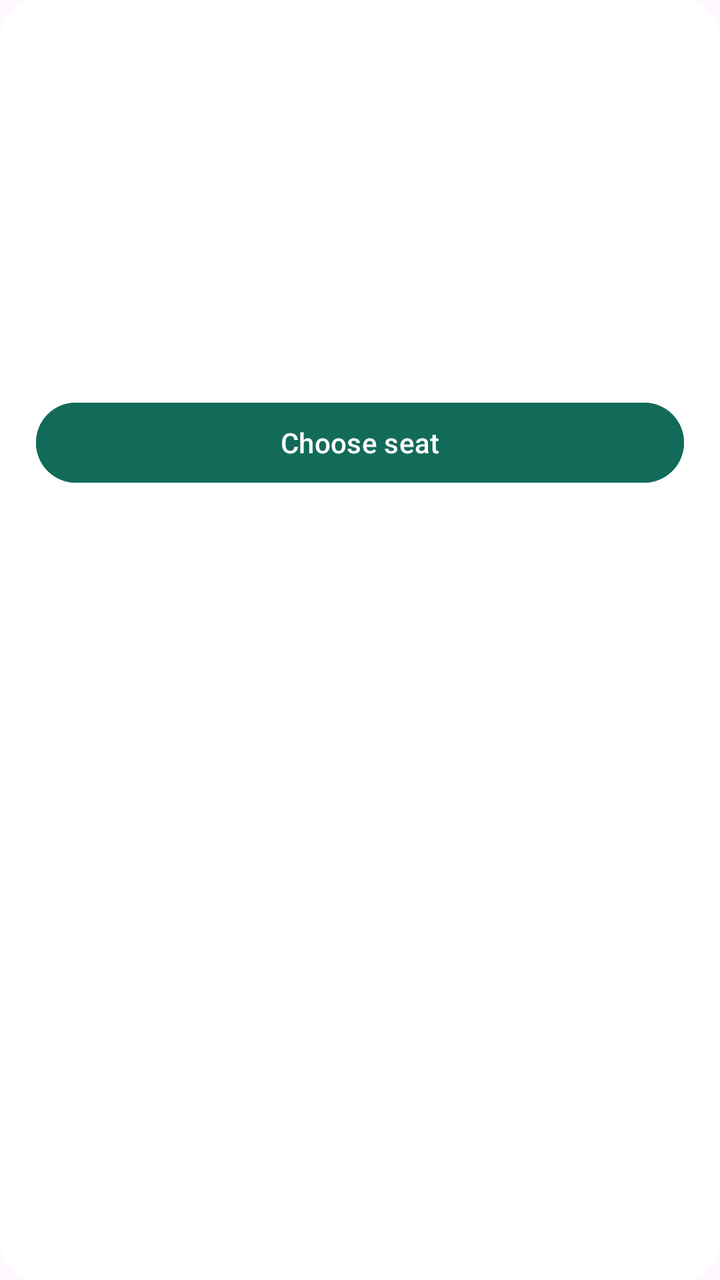
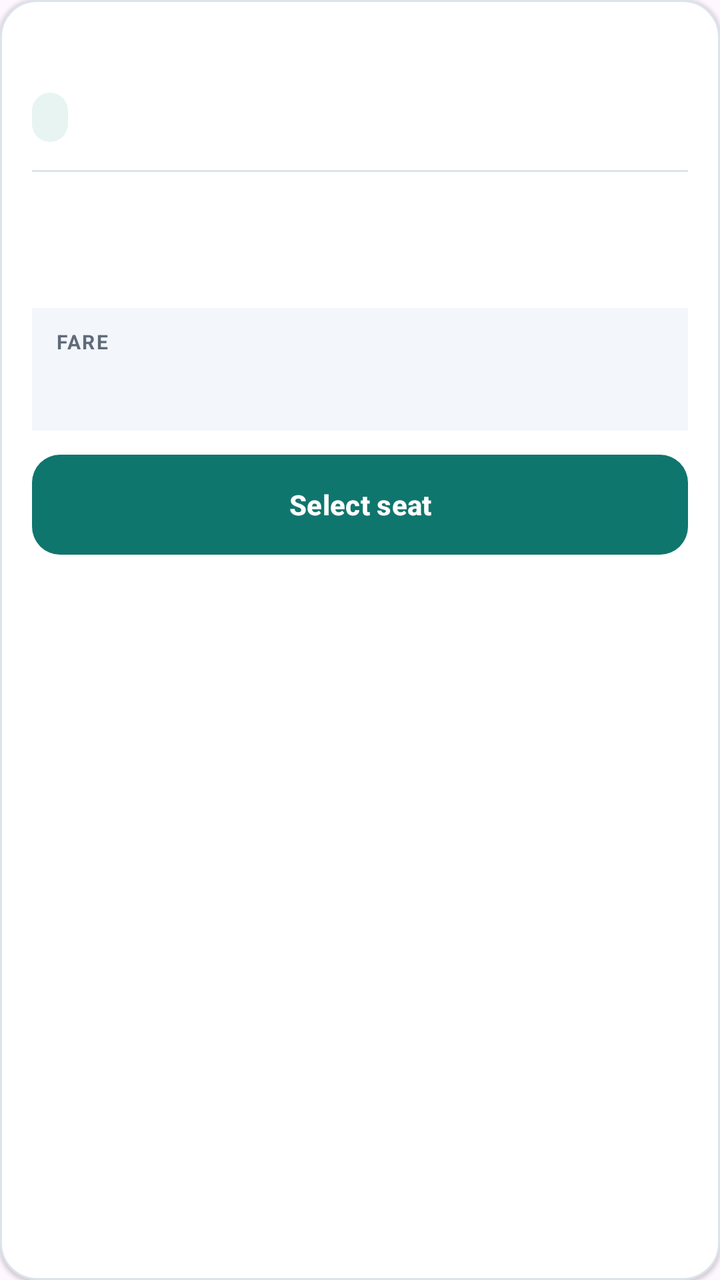

The first picture is an Android layout as it rendered before a commit; the second is the same layout after the commit. The layout source and the unified diff follow.
<!-- AndroidManifest.xml: application theme Theme.MyApplication -->
<!-- res/layout/item_train_result.xml -->
<?xml version="1.0" encoding="utf-8"?>
<LinearLayout xmlns:android="http://schemas.android.com/apk/res/android" android:layout_width="match_parent" android:layout_height="wrap_content" android:orientation="vertical" android:padding="18dp" android:background="@drawable/card_background">
    <TextView android:id="@+id/trainName" android:layout_width="match_parent" android:layout_height="wrap_content" android:textSize="18sp" android:textStyle="bold" android:textColor="@color/ink" />
    <TextView android:id="@+id/trainNumber" android:layout_width="match_parent" android:layout_height="wrap_content" android:textColor="@color/muted" android:textSize="13sp" android:layout_marginTop="3dp" />
    <TextView android:id="@+id/trainRoute" android:layout_width="match_parent" android:layout_height="wrap_content" android:textSize="15sp" android:textStyle="bold" android:textColor="@color/ink" android:layout_marginTop="16dp" />
    <TextView android:id="@+id/trainTimes" android:layout_width="match_parent" android:layout_height="wrap_content" android:textColor="@color/muted" android:layout_marginTop="4dp" />
    <TextView android:id="@+id/trainFare" android:layout_width="match_parent" android:layout_height="wrap_content" android:textSize="20sp" android:textStyle="bold" android:textColor="@color/brand" android:layout_marginTop="14dp" />
    <TextView android:id="@+id/trainAvailability" android:layout_width="match_parent" android:layout_height="wrap_content" android:textColor="@color/muted" android:layout_marginTop="3dp" />
    <Button android:id="@+id/bookTrainButton" android:layout_width="match_parent" android:layout_height="48dp" android:text="Choose seat" android:textAllCaps="false" android:layout_marginTop="12dp" android:backgroundTint="@color/brand" android:textColor="@color/white" />
</LinearLayout>
<!-- resources referenced by this layout -->
<resources>
  <color name="brand">#126B59</color>
  <color name="ink">#18332E</color>
  <color name="muted">#60746F</color>
  <color name="white">#FFFFFFFF</color>
  <!-- drawable card_background (drawable) -->
  <?xml version="1.0" encoding="utf-8"?>
  <shape xmlns:android="http://schemas.android.com/apk/res/android"><solid android:color="@color/surface"/><corners android:radius="18dp"/></shape>
  <style name="Theme.MyApplication" parent="Base.Theme.MyApplication" />
  <color name="surface">#FFFFFFFF</color>
  <style name="Base.Theme.MyApplication" parent="Theme.Material3.DayNight.NoActionBar">
          
          
      </style>
</resources>

<!-- the commit's change to res/layout/item_train_result.xml (unified diff, before → after) -->
@@ -1,10 +1,114 @@
 <?xml version="1.0" encoding="utf-8"?>
-<LinearLayout xmlns:android="http://schemas.android.com/apk/res/android" android:layout_width="match_parent" android:layout_height="wrap_content" android:orientation="vertical" android:padding="18dp" android:background="@drawable/card_background">
-    <TextView android:id="@+id/trainName" android:layout_width="match_parent" android:layout_height="wrap_content" android:textSize="18sp" android:textStyle="bold" android:textColor="@color/ink" />
-    <TextView android:id="@+id/trainNumber" android:layout_width="match_parent" android:layout_height="wrap_content" android:textColor="@color/muted" android:textSize="13sp" android:layout_marginTop="3dp" />
-    <TextView android:id="@+id/trainRoute" android:layout_width="match_parent" android:layout_height="wrap_content" android:textSize="15sp" android:textStyle="bold" android:textColor="@color/ink" android:layout_marginTop="16dp" />
-    <TextView android:id="@+id/trainTimes" android:layout_width="match_parent" android:layout_height="wrap_content" android:textColor="@color/muted" android:layout_marginTop="4dp" />
-    <TextView android:id="@+id/trainFare" android:layout_width="match_parent" android:layout_height="wrap_content" android:textSize="20sp" android:textStyle="bold" android:textColor="@color/brand" android:layout_marginTop="14dp" />
-    <TextView android:id="@+id/trainAvailability" android:layout_width="match_parent" android:layout_height="wrap_content" android:textColor="@color/muted" android:layout_marginTop="3dp" />
-    <Button android:id="@+id/bookTrainButton" android:layout_width="match_parent" android:layout_height="48dp" android:text="Choose seat" android:textAllCaps="false" android:layout_marginTop="12dp" android:backgroundTint="@color/brand" android:textColor="@color/white" />
+<LinearLayout xmlns:android="http://schemas.android.com/apk/res/android"
+    android:layout_width="match_parent"
+    android:layout_height="wrap_content"
+    android:background="@drawable/card_background"
+    android:elevation="1dp"
+    android:orientation="vertical"
+    android:padding="16dp">
+
+    <TextView
+        android:id="@+id/trainName"
+        android:layout_width="match_parent"
+        android:layout_height="wrap_content"
+        android:textColor="@color/ink"
+        android:textSize="18sp"
+        android:textStyle="bold" />
+
+    <TextView
+        android:id="@+id/trainNumber"
+        android:layout_width="wrap_content"
+        android:layout_height="wrap_content"
+        android:layout_marginTop="6dp"
+        android:background="@drawable/chip_light"
+        android:paddingStart="9dp"
+        android:paddingTop="5dp"
+        android:paddingEnd="9dp"
+        android:paddingBottom="5dp"
+        android:textColor="@color/brand_dark"
+        android:textSize="11sp"
+        android:textStyle="bold" />
+
+    <View
+        android:layout_width="match_parent"
+        android:layout_height="1dp"
+        android:layout_marginTop="14dp"
+        android:background="@color/border" />
+
+    <TextView
+        android:id="@+id/trainRoute"
+        android:layout_width="match_parent"
+        android:layout_height="wrap_content"
+        android:layout_marginTop="12dp"
+        android:gravity="center"
+        android:textColor="@color/ink"
+        android:textSize="15sp"
+        android:textStyle="bold" />
+
+    <TextView
+        android:id="@+id/trainTimes"
+        android:layout_width="match_parent"
+        android:layout_height="wrap_content"
+        android:layout_marginTop="4dp"
+        android:gravity="center"
+        android:textColor="@color/muted"
+        android:textSize="13sp" />
+
+    <LinearLayout
+        android:layout_width="match_parent"
+        android:layout_height="wrap_content"
+        android:layout_marginTop="14dp"
+        android:background="@color/surface_soft"
+        android:gravity="center_vertical"
+        android:orientation="horizontal"
+        android:paddingStart="12dp"
+        android:paddingTop="10dp"
+        android:paddingEnd="12dp"
+        android:paddingBottom="10dp">
+
+        <LinearLayout
+            android:layout_width="0dp"
+            android:layout_height="wrap_content"
+            android:layout_weight="1"
+            android:orientation="vertical">
+            <TextView
+                android:layout_width="wrap_content"
+                android:layout_height="wrap_content"
+                android:text="FARE"
+                android:textColor="@color/muted"
+                android:textSize="10sp"
+                android:textStyle="bold"
+                android:letterSpacing="0.08" />
+            <TextView
+                android:id="@+id/trainFare"
+                android:layout_width="wrap_content"
+                android:layout_height="wrap_content"
+                android:layout_marginTop="2dp"
+                android:textColor="@color/brand_dark"
+                android:textSize="19sp"
+                android:textStyle="bold" />
+        </LinearLayout>
+
+        <TextView
+            android:id="@+id/trainAvailability"
+            android:layout_width="wrap_content"
+            android:layout_height="wrap_content"
+            android:gravity="end|center_vertical"
+            android:textColor="@color/ink"
+            android:textSize="12sp"
+            android:textStyle="bold" />
+    </LinearLayout>
+
+    <Button
+        android:id="@+id/bookTrainButton"
+        android:layout_width="match_parent"
+        android:layout_height="50dp"
+        android:layout_marginTop="12dp"
+        android:background="@drawable/button_primary"
+        android:minHeight="48dp"
+        android:text="Select seat"
+        android:textAllCaps="false"
+        android:textColor="@color/white"
+        android:textSize="14sp"
+        android:textStyle="bold" />
 </LinearLayout>
<!-- resource entries referenced after the edit -->
@@ -1,17 +1,45 @@
 <!-- resources referenced by this layout -->
 <resources>
-  <color name="brand">#126B59</color>
-  <color name="ink">#18332E</color>
-  <color name="muted">#60746F</color>
+  <color name="border">#DCE3EB</color>
+  <color name="brand_dark">#0B5D57</color>
+  <color name="brand">#0F766E</color>
+  <color name="ink">#14213D</color>
+  <color name="muted">#5F6B7A</color>
+  <color name="surface_soft">#F3F6FA</color>
   <color name="white">#FFFFFFFF</color>
+  <!-- drawable button_primary (drawable) -->
+  <?xml version="1.0" encoding="utf-8"?>
+  <ripple xmlns:android="http://schemas.android.com/apk/res/android" android:color="#40FFFFFF">
+      <item>
+          <selector>
+              <item android:state_enabled="false">
+                  <shape><solid android:color="#9CBFBC"/><corners android:radius="14dp"/></shape>
+              </item>
+              <item>
+                  <shape><solid android:color="@color/brand"/><corners android:radius="14dp"/></shape>
+              </item>
+          </selector>
+      </item>
+  </ripple>
   <!-- drawable card_background (drawable) -->
   <?xml version="1.0" encoding="utf-8"?>
-  <shape xmlns:android="http://schemas.android.com/apk/res/android"><solid android:color="@color/surface"/><corners android:radius="18dp"/></shape>
+  <shape xmlns:android="http://schemas.android.com/apk/res/android"><solid android:color="@color/surface"/><stroke android:width="1dp" android:color="@color/border"/><corners android:radius="18dp"/></shape>
+  <!-- drawable chip_light (drawable) -->
+  <?xml version="1.0" encoding="utf-8"?>
+  <shape xmlns:android="http://schemas.android.com/apk/res/android">
+      <solid android:color="@color/teal_soft" />
+      <corners android:radius="20dp" />
+  </shape>
   <style name="Theme.MyApplication" parent="Base.Theme.MyApplication" />
   <color name="surface">#FFFFFFFF</color>
-  <style name="Base.Theme.MyApplication" parent="Theme.Material3.DayNight.NoActionBar">
-          
-          
+  <color name="teal_soft">#E7F4F2</color>
+  <style name="Base.Theme.MyApplication" parent="Theme.Material3.Light.NoActionBar">
+          <item name="colorPrimary">@color/brand</item>
+          <item name="colorOnPrimary">@color/white</item>
+          <item name="colorSecondary">@color/navy</item>
+          <item name="colorOnSecondary">@color/white</item>
+          <item name="android:colorAccent">@color/brand</item>
       </style>
+  <color name="navy">#13233F</color>
 </resources>
 
